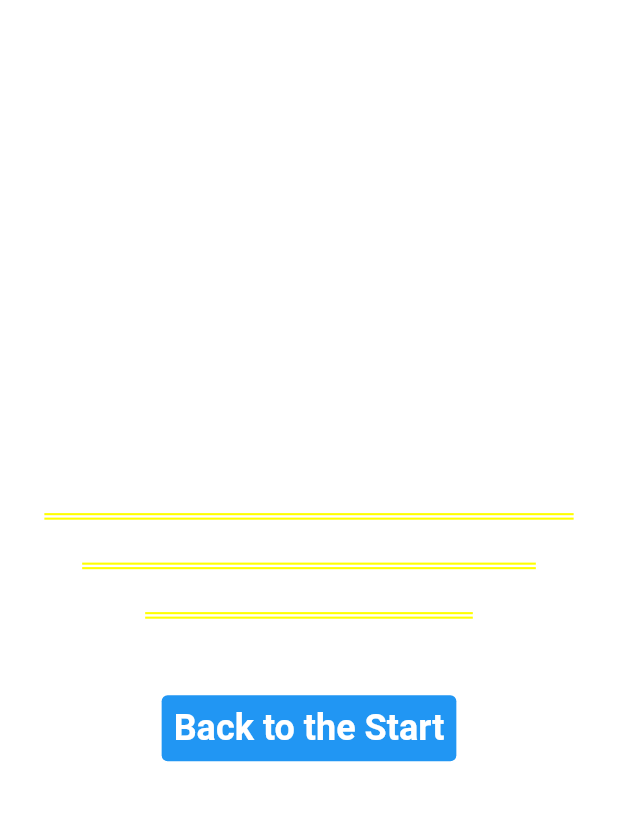
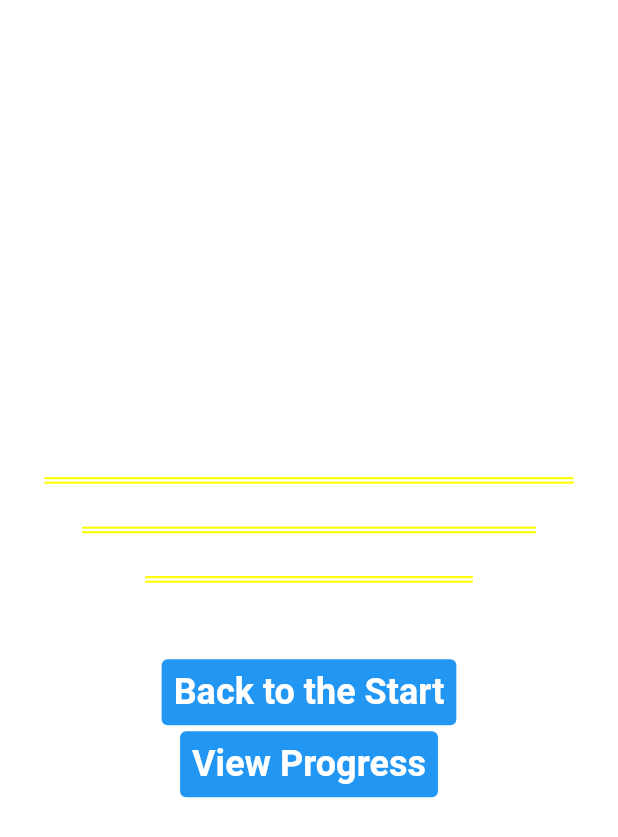
Before and after one commit to Dimitris-Provatas/Daily-Plank, a Flutter app: the FinishLine screen opened directly with empty values, on a phone screen of 412 x 824 dp. Shown: the top 837 px of the screen. Run offline on Flutter 3.47's test engine with Material 2 defaults, Android fonts, the phone set to English and light mode, and no system bars; our stand-ins replace flutter_local_notifications, flutter_native_timezone, shared_preferences, sqflite, syncfusion_flutter_charts, timezone; accounts and stored records are empty.

Commit message:
now you can go from finish line to progress

```diff
--- a/lib/finishline.dart
+++ b/lib/finishline.dart
@@ -69,6 +69,23 @@ class _FinishLineState extends State<FinishLine> {
             ),
           ),
         ),
+        TextButton(
+          style: TextButton.styleFrom(
+            backgroundColor: Colors.blue,
+            shadowColor: Colors.grey[700],
+          ),
+          onPressed: () => Navigator.of(context).pushNamed(
+            '/progress',
+          ),
+          child: const Text(
+            'View Progress',
+            style: TextStyle(
+              fontSize: 24,
+              fontWeight: FontWeight.bold,
+              color: Colors.white,
+            ),
+          ),
+        ),
       ],
     );
   }
```
